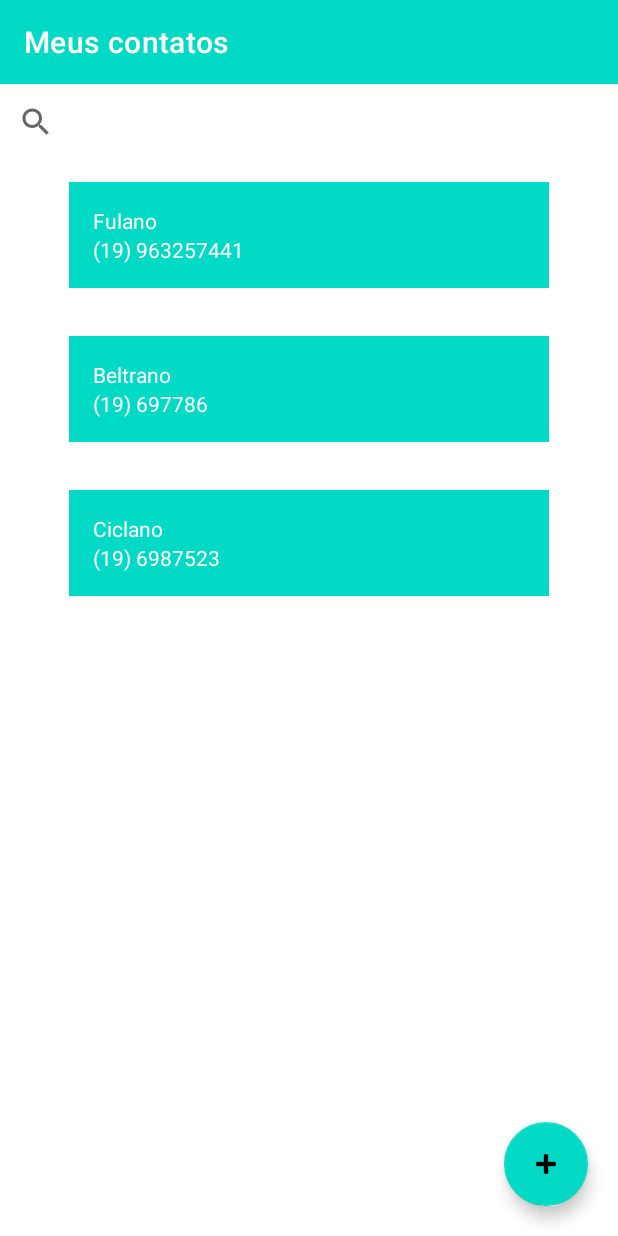
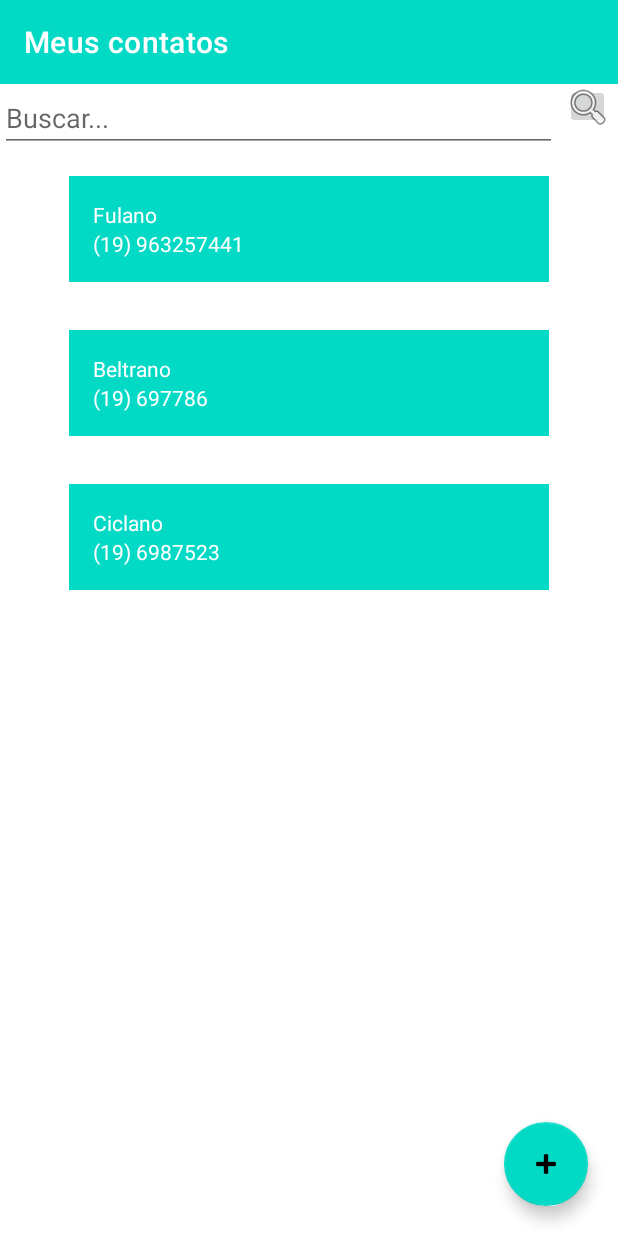
Before and after one commit to mludovico/android_sqlite_integration_native_kotlin, an Android app: the screen it shows after launch (MainActivity), on a phone screen of 412 x 824 dp. Run offline under Robolectric (Android 15) with nearby library versions, the phone set to English and light mode, and no system bars.

```diff
--- a/app/src/main/AndroidManifest.xml
+++ b/app/src/main/AndroidManifest.xml
@@ -8,6 +8,7 @@
         android:label="@string/app_name"
         android:roundIcon="@mipmap/ic_launcher_round"
         android:supportsRtl="true"
+        android:name=".application.ContactApplication"
         android:theme="@style/Theme.Android_sqlite_integration_native_kotlin">
         <activity android:name=".feature.contact.ContactActivity"></activity>
         <activity android:name=".feature.contactlist.MainActivity">
--- /dev/null
+++ b/app/src/main/java/br/com/mludovico/android_sqlite_integration_native_kotlin/application/ContactApplication.kt
@@ -0,0 +1,20 @@
+package br.com.mludovico.android_sqlite_integration_native_kotlin.application
+
+import android.app.Application
+import br.com.mludovico.android_sqlite_integration_native_kotlin.helpers.HelperDB
+
+class ContactApplication: Application() {
+
+    var helperDB: HelperDB? = null
+    private set
+
+    companion object {
+        lateinit var instance: ContactApplication
+    }
+
+    override fun onCreate() {
+        super.onCreate()
+        instance = this
+        helperDB = HelperDB(this)
+    }
+}
--- /dev/null
+++ b/app/src/main/java/br/com/mludovico/android_sqlite_integration_native_kotlin/helpers/HelperDB.kt
@@ -0,0 +1,56 @@
+package br.com.mludovico.android_sqlite_integration_native_kotlin.helpers
+
+import android.content.Context
+import android.database.sqlite.SQLiteDatabase
+import android.database.sqlite.SQLiteOpenHelper
+import br.com.mludovico.android_sqlite_integration_native_kotlin.feature.contactlist.model.ContactsVO
+
+class HelperDB(
+    context: Context?
+): SQLiteOpenHelper(context, DATABASE_NAME, null, CURRENT_VERSION) {
+    companion object {
+        private val DATABASE_NAME = "contato.db"
+        private val CURRENT_VERSION = 2
+    }
+
+    val TABLE_NAME = "contato"
+    val COLUMN_ID = "id"
+    val COLUMN_NAME = "name"
+    val COLUMN_PHONE = "phone"
+    val DROP_TABLE = "DROP TABLE IF EXISTS $TABLE_NAME"
+    val CREATE_TABLE = "CREATE TABLE $TABLE_NAME (" +
+            "$COLUMN_ID INTEGER NOT NULL," +
+            "$COLUMN_NAME TEXT NOT NULL," +
+            "$COLUMN_PHONE TEXT NOT NULL" +
+            " " +
+            "PRIMARY KEY ($COLUMN_ID AUTOINCREMENT)" +
+            ");"
+
+
+    override fun onCreate(db: SQLiteDatabase?) {
+        db?.execSQL(CREATE_TABLE)
+    }
+
+    override fun onUpgrade(db: SQLiteDatabase?, oldVersion: Int, newVersion: Int) {
+        if (oldVersion != newVersion) {
+            db?.execSQL(DROP_TABLE)
+        }
+        onCreate(db)
+    }
+
+    fun searchContacts(query: String): List<ContactsVO> {
+        val db = readableDatabase?: return mutableListOf()
+        var list: MutableList<ContactsVO> = mutableListOf<ContactsVO>()
+        val sql = "SELECT * FROM $TABLE_NAME"
+        var cursor = db.rawQuery(sql, arrayOf()) ?: return mutableListOf()
+        while (cursor.moveToNext()) {
+            var contact = ContactsVO(
+                cursor.getInt(cursor.getColumnIndex(COLUMN_ID)),
+                cursor.getString(cursor.getColumnIndex(COLUMN_NAME)),
+                cursor.getString(cursor.getColumnIndex(COLUMN_PHONE))
+            )
+            list.add(contact)
+        }
+        return list
+    }
+}
--- a/app/src/main/res/layout/activity_main.xml
+++ b/app/src/main/res/layout/activity_main.xml
@@ -15,15 +15,6 @@
         app:layout_constraintTop_toTopOf="parent"
         app:titleTextColor="@color/white" />
 
-    <SearchView
-        android:id="@+id/searchBar"
-        android:layout_width="match_parent"
-        android:layout_height="wrap_content"
-        android:layout_marginTop="57dp"
-        app:layout_constraintEnd_toEndOf="parent"
-        app:layout_constraintStart_toStartOf="parent"
-        app:layout_constraintTop_toTopOf="@+id/toolBar" />
-
     <androidx.recyclerview.widget.RecyclerView
         android:id="@+id/recyclerView"
         android:layout_width="match_parent"
@@ -34,8 +25,9 @@
         android:layout_marginRight="30dp"
         app:layout_constraintBottom_toBottomOf="parent"
         app:layout_constraintEnd_toEndOf="parent"
+        app:layout_constraintHorizontal_bias="0.0"
         app:layout_constraintStart_toStartOf="parent"
-        app:layout_constraintTop_toBottomOf="@+id/searchBar" />
+        app:layout_constraintTop_toBottomOf="@+id/linearLayout2" />
 
     <com.google.android.material.floatingactionbutton.FloatingActionButton
         android:id="@+id/addButton"
@@ -49,4 +41,32 @@
         app:layout_constraintEnd_toEndOf="parent"
         app:srcCompat="@android:drawable/ic_input_add" />
 
+    <LinearLayout
+        android:id="@+id/linearLayout2"
+        android:layout_width="0dp"
+        android:layout_height="wrap_content"
+        android:orientation="horizontal"
+        app:layout_constraintEnd_toEndOf="parent"
+        app:layout_constraintStart_toStartOf="parent"
+        app:layout_constraintTop_toBottomOf="@+id/toolBar">
+
+        <EditText
+            android:id="@+id/searchEdit"
+            android:layout_width="wrap_content"
+            android:layout_height="wrap_content"
+            android:layout_weight="1"
+            android:ems="10"
+            android:inputType="text"
+            android:imeOptions="actionSearch"
+            android:hint="@string/search_hint" />
+
+        <ImageButton
+            android:id="@+id/searchButton"
+            android:layout_width="30dp"
+            android:layout_marginRight="5dp"
+            android:layout_marginLeft="5dp"
+            android:layout_height="30dp"
+            app:srcCompat="@android:drawable/ic_menu_search" />
+    </LinearLayout>
+
 </androidx.constraintlayout.widget.ConstraintLayout>
--- a/app/src/main/res/values/strings.xml
+++ b/app/src/main/res/values/strings.xml
@@ -6,5 +6,5 @@
     <string name="delete_button">EXCLUIR CONTATO</string>
     <string name="contact_title">Editar contato</string>
     <string name="home_title">Meus contatos</string>
-<!--    <string name="app_name">android_sqlite_integration_native_kotlin</string>-->
+    <string name="search_hint">Buscar...</string>
 </resources>
```
Also changed, not shown: app/src/main/java/br/com/mludovico/android_sqlite_integration_native_kotlin/feature/contactlist/MainActivity.kt (+19 -5 lines).
